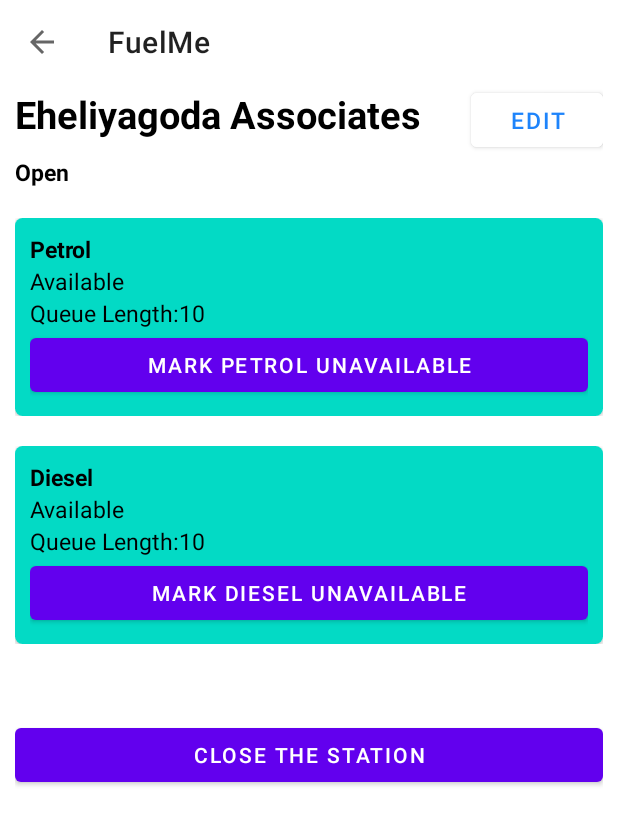
After one commit to paradocx96/FuelMe-App, an Android app: the UpdateStationActivity screen opened directly, with no data from a screen before it, on a phone screen of 412 x 824 dp. The commit adds this screen. Shown: the top 825 px of the screen. Run offline under Robolectric (Android 15) with nearby library versions, the phone set to English and light mode, and no system bars.

Commit message:
Added UpdateStationActivity

```diff
--- a/app/src/main/java/com/example/fuelme/ui/owner_dashboard_screen/OwnerDashboardActivity.java
+++ b/app/src/main/java/com/example/fuelme/ui/owner_dashboard_screen/OwnerDashboardActivity.java
@@ -10,6 +10,7 @@ import android.widget.Button;
 
 import com.example.fuelme.R;
 import com.example.fuelme.ui.register_station_screen.RegisterStationActivity;
+import com.example.fuelme.ui.update_station_screen.UpdateStationActivity;
 
 public class OwnerDashboardActivity extends AppCompatActivity {
 
@@ -32,13 +33,16 @@ public class OwnerDashboardActivity extends AppCompatActivity {
 
     }
 
+    //method to navigate to register station activity
     public void navigateToRegisterStation(View view){
         Intent intent = new Intent(this, RegisterStationActivity.class);
         startActivity(intent);
     }
 
-    public void  navigateToUpdate(View view){
-
+    //method to navigate to update station activity
+    public void  navigateToUpdateStation(View view){
+        Intent intent = new Intent(this, UpdateStationActivity.class);
+        startActivity(intent);
     }
 
     //method called when toolbar back button is clicked
--- /dev/null
+++ b/app/src/main/java/com/example/fuelme/ui/update_station_screen/UpdateStationActivity.java
@@ -0,0 +1,35 @@
+package com.example.fuelme.ui.update_station_screen;
+
+import androidx.appcompat.app.AppCompatActivity;
+import androidx.appcompat.widget.Toolbar;
+
+import android.os.Bundle;
+
+import com.example.fuelme.R;
+import com.google.android.material.tabs.TabLayout;
+
+public class UpdateStationActivity extends AppCompatActivity {
+
+    @Override
+    protected void onCreate(Bundle savedInstanceState) {
+        super.onCreate(savedInstanceState);
+        setContentView(R.layout.activity_update_station);
+
+        //instantiate toolbar and set the back button
+        Toolbar toolbar = (Toolbar) findViewById(R.id.update_station_toolbar);
+        setSupportActionBar(toolbar);
+        getSupportActionBar().setDisplayHomeAsUpEnabled(true);
+        getSupportActionBar().setDisplayShowHomeEnabled(true);
+    }
+
+    @Override
+    public boolean onSupportNavigateUp() {
+        onBackPressed();
+        return true;
+    }
+
+    @Override
+    public void onBackPressed() {
+        super.onBackPressed();
+    }
+}
--- a/app/src/main/res/layout/activity_owner_dashboard.xml
+++ b/app/src/main/res/layout/activity_owner_dashboard.xml
@@ -11,7 +11,7 @@
         android:id="@+id/owner_dashboard_toolbar"
         android:layout_width="match_parent"
         android:layout_height="?attr/actionBarSize"
-        android:background="@color/teal_200" />
+        />
 
     <LinearLayout
         android:layout_width="match_parent"
@@ -30,6 +30,7 @@
             android:id="@+id/btn_updateStation"
             android:layout_width="match_parent"
             android:layout_height="wrap_content"
+            android:onClick="navigateToUpdateStation"
             android:text="@string/update_station" />
     </LinearLayout>
 
--- /dev/null
+++ b/app/src/main/res/layout/activity_update_station.xml
@@ -0,0 +1,247 @@
+<?xml version="1.0" encoding="utf-8"?>
+<LinearLayout xmlns:android="http://schemas.android.com/apk/res/android"
+    xmlns:app="http://schemas.android.com/apk/res-auto"
+    xmlns:tools="http://schemas.android.com/tools"
+    android:layout_width="match_parent"
+    android:layout_height="match_parent"
+    android:orientation="vertical"
+    tools:context=".ui.update_station_screen.UpdateStationActivity">
+
+    <androidx.appcompat.widget.Toolbar
+        android:id="@+id/update_station_toolbar"
+        android:layout_width="match_parent"
+        android:layout_height="?attr/actionBarSize" />
+
+    <LinearLayout
+        android:layout_width="match_parent"
+        android:layout_height="wrap_content"
+        android:orientation="vertical">
+
+        <LinearLayout
+            android:layout_width="match_parent"
+            android:layout_height="wrap_content"
+            android:paddingLeft="10dp"
+            android:paddingRight="10dp"
+            android:orientation="horizontal">
+
+            <TextView
+                android:id="@+id/txtView_stationName_update_station"
+                android:layout_width="wrap_content"
+                android:layout_height="wrap_content"
+                android:text="@string/sample_station_name"
+                android:textSize="25sp"
+                android:textStyle="bold"
+                />
+
+            <View
+                android:layout_width="0dp"
+                android:layout_height="0dp"
+                android:layout_weight="1"
+                />
+
+            <Button
+                android:layout_width="wrap_content"
+                android:layout_height="wrap_content"
+                android:backgroundTint="@color/white"
+                android:textColor="@color/text_button_blue"
+                android:textSize="15sp"
+                android:text="@string/edit"
+                />
+
+
+
+        </LinearLayout>
+
+    </LinearLayout>
+
+    <LinearLayout
+        android:layout_width="match_parent"
+        android:layout_height="wrap_content"
+        android:paddingLeft="10dp"
+        android:paddingRight="10dp"
+        android:orientation="vertical">
+        <TextView
+            android:layout_width="wrap_content"
+            android:layout_height="wrap_content"
+            android:text="@string/open"
+            android:textSize="15sp"
+            android:textStyle="bold"
+            />
+    </LinearLayout>
+
+    <LinearLayout
+        android:layout_width="match_parent"
+        android:layout_height="wrap_content"
+        android:paddingLeft="10dp"
+        android:paddingRight="10dp"
+        android:paddingTop="20dp"
+        android:orientation="vertical"
+        >
+        <androidx.cardview.widget.CardView
+            android:layout_width="match_parent"
+            android:layout_height="wrap_content"
+            app:cardCornerRadius="5dp"
+            >
+
+            <LinearLayout
+                android:layout_width="match_parent"
+                android:layout_height="wrap_content"
+                android:paddingTop="10dp"
+                android:paddingLeft="10dp"
+                android:paddingRight="10dp"
+                android:paddingBottom="10dp"
+                android:background="@color/teal_200"
+                android:orientation="vertical">
+                <TextView
+                    android:layout_width="match_parent"
+                    android:layout_height="wrap_content"
+                    android:textSize="15sp"
+                    android:textStyle="bold"
+                    android:text="@string/petrol"
+                    />
+
+                <TextView
+                    android:layout_width="match_parent"
+                    android:layout_height="wrap_content"
+                    android:id="@+id/txtView_petrol_availability_update_station"
+                    android:textSize="15sp"
+                    android:text="@string/available"
+                    />
+
+                <LinearLayout
+                    android:layout_width="match_parent"
+                    android:layout_height="wrap_content"
+                    android:orientation="horizontal"
+                    >
+                    <TextView
+                        android:layout_width="wrap_content"
+                        android:layout_height="wrap_content"
+                        android:textSize="15sp"
+                        android:text="@string/queue_length"
+                        />
+
+                    <TextView
+                        android:layout_width="wrap_content"
+                        android:layout_height="wrap_content"
+                        android:textSize="15sp"
+                        android:text="@string/colon_space"
+                        />
+
+                    <TextView
+                        android:id="@+id/txtView_petrol_queueLength_update_station"
+                        android:layout_width="wrap_content"
+                        android:layout_height="wrap_content"
+                        android:textSize="15sp"
+                        android:text="@string/sample_queue_length"
+                        />
+
+                </LinearLayout>
+
+                <Button
+                    android:id="@+id/btn_changePetrolStatus_update_station"
+                    android:layout_width="match_parent"
+                    android:layout_height="wrap_content"
+                    android:text="@string/mark_petrol_unavailable"
+
+                    />
+            </LinearLayout>
+        </androidx.cardview.widget.CardView>
+    </LinearLayout>
+
+
+
+    <LinearLayout
+        android:layout_width="match_parent"
+        android:layout_height="wrap_content"
+        android:paddingLeft="10dp"
+        android:paddingRight="10dp"
+        android:paddingTop="20dp"
+        android:orientation="vertical"
+        >
+        <androidx.cardview.widget.CardView
+            android:layout_width="match_parent"
+            android:layout_height="wrap_content"
+            app:cardCornerRadius="5dp"
+            >
+
+            <LinearLayout
+                android:layout_width="match_parent"
+                android:layout_height="wrap_content"
+                android:paddingTop="10dp"
+                android:paddingLeft="10dp"
+                android:paddingRight="10dp"
+                android:paddingBottom="10dp"
+                android:background="@color/teal_200"
+                android:orientation="vertical">
+                <TextView
+                    android:layout_width="match_parent"
+                    android:layout_height="wrap_content"
+                    android:textSize="15sp"
+                    android:textStyle="bold"
+                    android:text="@string/diesel"
+                    />
+
+                <TextView
+                    android:layout_width="match_parent"
+                    android:layout_height="wrap_content"
+                    android:id="@+id/txtView_diesel_availability_update_station"
+                    android:textSize="15sp"
+                    android:text="@string/available"
+                    />
+
+                <LinearLayout
+                    android:layout_width="match_parent"
+                    android:layout_height="wrap_content"
+                    android:orientation="horizontal"
+                    >
+                    <TextView
+                        android:layout_width="wrap_content"
+                        android:layout_height="wrap_content"
+                        android:textSize="15sp"
+                        android:text="@string/queue_length"
+                        />
+
+                    <TextView
+                        android:layout_width="wrap_content"
+                        android:layout_height="wrap_content"
+                        android:textSize="15sp"
+                        android:text="@string/colon_space"
+                        />
+
+                    <TextView
+                        android:id="@+id/txtView_diesel_queueLength_update_station"
+                        android:layout_width="wrap_content"
+                        android:layout_height="wrap_content"
+                        android:textSize="15sp"
+                        android:text="@string/sample_queue_length"
+                        />
+
+                </LinearLayout>
+
+                <Button
+                    android:id="@+id/btn_changeDieselStatus_update_station"
+                    android:layout_width="match_parent"
+                    android:layout_height="wrap_content"
+                    android:text="@string/mark_diesel_unavailable"
+
+                    />
+            </LinearLayout>
+        </androidx.cardview.widget.CardView>
+    </LinearLayout>
+
+    <LinearLayout
+        android:layout_width="match_parent"
+        android:layout_height="wrap_content"
+        android:paddingTop="50dp"
+        android:paddingLeft="10dp"
+        android:paddingRight="10dp"
+        android:orientation="vertical">
+        <Button
+            android:layout_width="match_parent"
+            android:layout_height="wrap_content"
+            android:text="@string/close_station"
+
+            />
+    </LinearLayout>
+
+</LinearLayout>
--- a/app/src/main/res/values/colors.xml
+++ b/app/src/main/res/values/colors.xml
@@ -11,4 +11,5 @@
     <color name="blue_black">#090348</color>
     <color name="grey">#D9D9D9</color>
     <color name="red">#FF0000</color>
+    <color name="text_button_blue">#1E84FB</color>
 </resources>
--- a/app/src/main/res/values/strings.xml
+++ b/app/src/main/res/values/strings.xml
@@ -33,4 +33,9 @@
     <string name="station_email">Station Email</string>
     <string name="station_website_hint">Enter station website</string>
     <string name="station_website">Station Website</string>
+    <string name="edit">Edit</string>
+    <string name="colon_space"> : </string>
+    <string name="mark_petrol_unavailable">Mark Petrol Unavailable</string>
+    <string name="mark_diesel_unavailable">Mark Diesel Unavailable</string>
+    <string name="close_station">Close the station</string>
 </resources>
```
Also changed, not shown: app/src/main/AndroidManifest.xml (+7 -0 lines).
